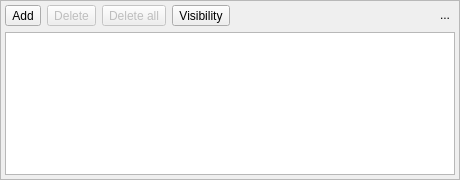
First picture: the form in libpgmodeler_ui/ui/layerswidget.ui, repository pgmodeler/pgmodeler, before the edit.
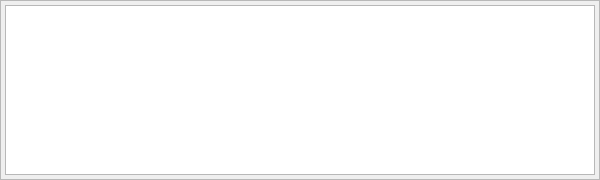
Second picture: the form after the edit. Icons and pictures are not drawn.

The edit to the form file:
```diff
--- a/libpgmodeler_ui/ui/layerswidget.ui
+++ b/libpgmodeler_ui/ui/layerswidget.ui
@@ -6,22 +6,10 @@
    <rect>
     <x>0</x>
     <y>0</y>
-    <width>460</width>
+    <width>600</width>
     <height>180</height>
    </rect>
   </property>
-  <property name="minimumSize">
-   <size>
-    <width>460</width>
-    <height>180</height>
-   </size>
-  </property>
-  <property name="maximumSize">
-   <size>
-    <width>650</width>
-    <height>500</height>
-   </size>
-  </property>
   <property name="windowTitle">
    <string>Form</string>
   </property>
@@ -68,243 +56,13 @@
       <property name="bottomMargin">
        <number>4</number>
       </property>
-      <item row="0" column="8">
-       <widget class="QToolButton" name="hide_tb">
-        <property name="minimumSize">
-         <size>
-          <width>20</width>
-          <height>20</height>
-         </size>
-        </property>
-        <property name="maximumSize">
-         <size>
-          <width>20</width>
-          <height>20</height>
-         </size>
-        </property>
-        <property name="toolTip">
-         <string>Hide this widget</string>
-        </property>
-        <property name="text">
-         <string>...</string>
-        </property>
-        <property name="icon">
-         <iconset resource="../res/resources.qrc">
-          <normaloff>:/icones/icones/fechar1.png</normaloff>:/icones/icones/fechar1.png</iconset>
-        </property>
-        <property name="autoRaise">
-         <bool>true</bool>
-        </property>
-       </widget>
-      </item>
-      <item row="0" column="0">
-       <widget class="QToolButton" name="add_tb">
-        <property name="enabled">
-         <bool>true</bool>
-        </property>
-        <property name="sizePolicy">
-         <sizepolicy hsizetype="Fixed" vsizetype="Preferred">
-          <horstretch>0</horstretch>
-          <verstretch>0</verstretch>
-         </sizepolicy>
-        </property>
-        <property name="minimumSize">
-         <size>
-          <width>0</width>
-          <height>0</height>
-         </size>
-        </property>
-        <property name="toolTip">
-         <string>Add a new layer</string>
-        </property>
-        <property name="text">
-         <string>Add</string>
-        </property>
-        <property name="icon">
-         <iconset resource="../res/resources.qrc">
-          <normaloff>:/icones/icones/addlayer.png</normaloff>:/icones/icones/addlayer.png</iconset>
-        </property>
-        <property name="iconSize">
-         <size>
-          <width>22</width>
-          <height>22</height>
-         </size>
-        </property>
-        <property name="shortcut">
-         <string>Ins</string>
-        </property>
-        <property name="toolButtonStyle">
-         <enum>Qt::ToolButtonTextBesideIcon</enum>
-        </property>
-        <property name="autoRaise">
-         <bool>false</bool>
-        </property>
-       </widget>
-      </item>
-      <item row="0" column="1">
-       <widget class="QToolButton" name="remove_tb">
-        <property name="enabled">
-         <bool>false</bool>
-        </property>
-        <property name="sizePolicy">
-         <sizepolicy hsizetype="Fixed" vsizetype="Preferred">
-          <horstretch>0</horstretch>
-          <verstretch>0</verstretch>
-         </sizepolicy>
-        </property>
-        <property name="minimumSize">
-         <size>
-          <width>0</width>
-          <height>0</height>
-         </size>
-        </property>
-        <property name="toolTip">
-         <string>Remove the selected layer</string>
-        </property>
-        <property name="text">
-         <string>Delete</string>
-        </property>
-        <property name="icon">
-         <iconset resource="../res/resources.qrc">
-          <normaloff>:/icones/icones/dellayer.png</normaloff>:/icones/icones/dellayer.png</iconset>
-        </property>
-        <property name="iconSize">
-         <size>
-          <width>22</width>
-          <height>22</height>
-         </size>
-        </property>
-        <property name="shortcut">
-         <string>Shift+Del</string>
-        </property>
-        <property name="toolButtonStyle">
-         <enum>Qt::ToolButtonTextBesideIcon</enum>
-        </property>
-        <property name="autoRaise">
-         <bool>false</bool>
-        </property>
-       </widget>
-      </item>
-      <item row="0" column="2">
-       <widget class="QToolButton" name="remove_all_tb">
-        <property name="enabled">
-         <bool>false</bool>
-        </property>
-        <property name="sizePolicy">
-         <sizepolicy hsizetype="Fixed" vsizetype="Preferred">
-          <horstretch>0</horstretch>
-          <verstretch>0</verstretch>
-         </sizepolicy>
-        </property>
-        <property name="minimumSize">
-         <size>
-          <width>0</width>
-          <height>0</height>
-         </size>
-        </property>
-        <property name="toolTip">
-         <string>Remove all layers</string>
-        </property>
-        <property name="text">
-         <string>Delete all</string>
-        </property>
-        <property name="icon">
-         <iconset resource="../res/resources.qrc">
-          <normaloff>:/icones/icones/clearlayers.png</normaloff>:/icones/icones/clearlayers.png</iconset>
-        </property>
-        <property name="iconSize">
-         <size>
-          <width>22</width>
-          <height>22</height>
-         </size>
-        </property>
-        <property name="shortcut">
-         <string>Shift+Del</string>
-        </property>
-        <property name="toolButtonStyle">
-         <enum>Qt::ToolButtonTextBesideIcon</enum>
-        </property>
-        <property name="autoRaise">
-         <bool>false</bool>
-        </property>
-       </widget>
-      </item>
-      <item row="1" column="0" colspan="9">
+      <item row="0" column="0" colspan="2">
        <widget class="QListWidget" name="layers_lst">
         <property name="alternatingRowColors">
          <bool>true</bool>
         </property>
        </widget>
       </item>
-      <item row="0" column="3">
-       <widget class="QToolButton" name="visibility_tb">
-        <property name="enabled">
-         <bool>true</bool>
-        </property>
-        <property name="sizePolicy">
-         <sizepolicy hsizetype="Fixed" vsizetype="Preferred">
-          <horstretch>0</horstretch>
-          <verstretch>0</verstretch>
-         </sizepolicy>
-        </property>
-        <property name="minimumSize">
-         <size>
-          <width>0</width>
-          <height>0</height>
-         </size>
-        </property>
-        <property name="toolTip">
-         <string>Add a new layer</string>
-        </property>
-        <property name="text">
-         <string>Visibility</string>
-        </property>
-        <property name="icon">
-         <iconset resource="../res/resources.qrc">
-          <normaloff>:/icones/icones/layervisibility.png</normaloff>:/icones/icones/layervisibility.png</iconset>
-        </property>
-        <property name="iconSize">
-         <size>
-          <width>22</width>
-          <height>22</height>
-         </size>
-        </property>
-        <property name="shortcut">
-         <string>Ins</string>
-        </property>
-        <property name="checkable">
-         <bool>false</bool>
-        </property>
-        <property name="checked">
-         <bool>false</bool>
-        </property>
-        <property name="popupMode">
-         <enum>QToolButton::InstantPopup</enum>
-        </property>
-        <property name="toolButtonStyle">
-         <enum>Qt::ToolButtonTextBesideIcon</enum>
-        </property>
-        <property name="autoRaise">
-         <bool>false</bool>
-        </property>
-       </widget>
-      </item>
-      <item row="0" column="4" colspan="4">
-       <spacer name="horizontalSpacer">
-        <property name="orientation">
-         <enum>Qt::Horizontal</enum>
-        </property>
-        <property name="sizeType">
-         <enum>QSizePolicy::Expanding</enum>
-        </property>
-        <property name="sizeHint" stdset="0">
-         <size>
-          <width>20</width>
-          <height>20</height>
-         </size>
-        </property>
-       </spacer>
-      </item>
      </layout>
     </widget>
    </item>
```
Left out of the diff: 4 changed lines with no effect on the pictures.
